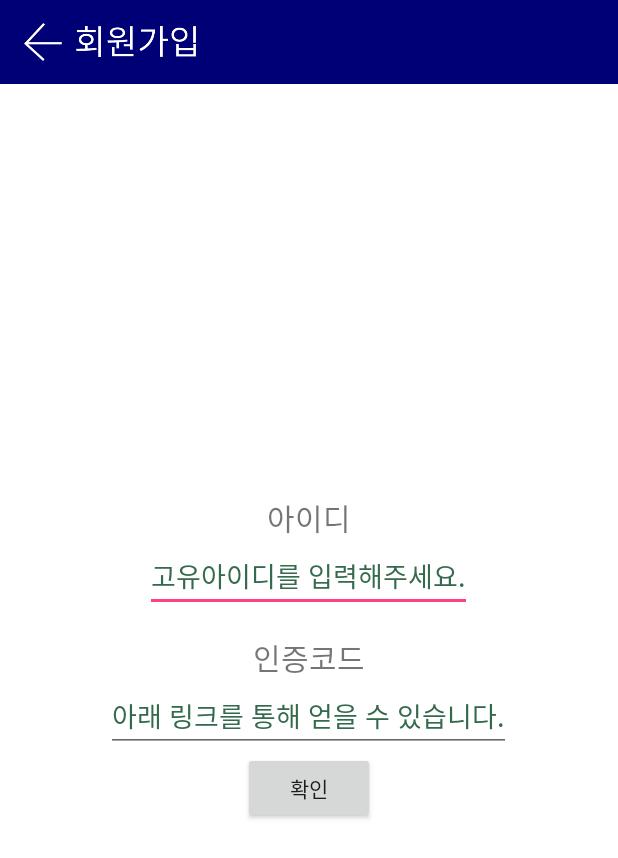
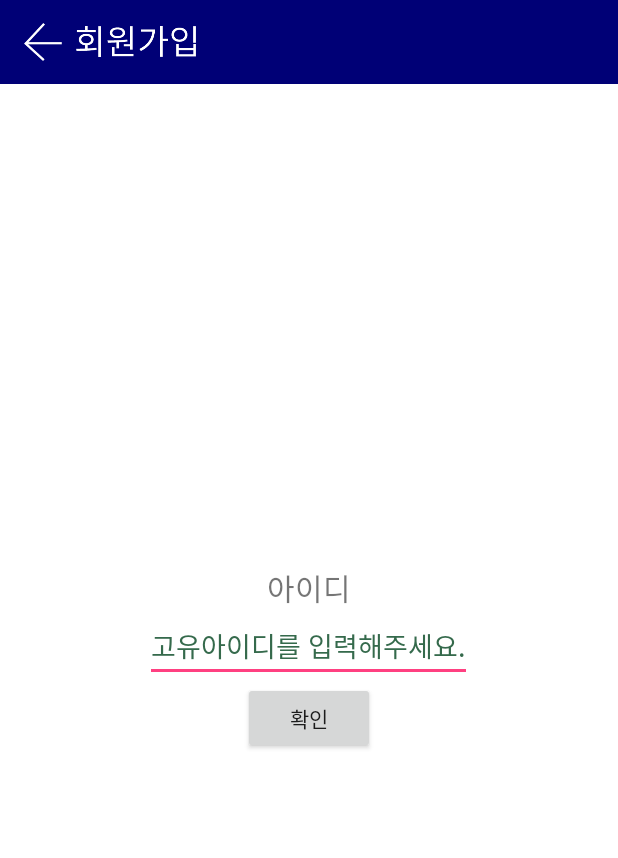
Before and after one commit to parksodam0328/HealingMessage, an Android app: the RegisterActivity screen opened directly, with no data from a screen before it, on a phone screen of 412 x 824 dp. Shown: the top 858 px of the screen. Run offline under Robolectric (Android 15) with nearby library versions, the light colour scheme and no system bars; our stand-ins replace Firebase (no records; nobody signed in at launch, a user with empty details on screens opened directly).

Commit message:
로그인 후 화면 변환

```diff
--- a/app/src/main/java/kr/hs/emirim/parksodam/healingmessage/LoginActivity.java
+++ b/app/src/main/java/kr/hs/emirim/parksodam/healingmessage/LoginActivity.java
@@ -57,6 +57,7 @@ public class LoginActivity extends AppCompatActivity {
                             if (child.next().getKey().equals(checkId.getText().toString())) {
                                 Toast.makeText(getApplicationContext(), "로그인되었습니다.", Toast.LENGTH_LONG).show();
                                 Intent intent = new Intent(getApplicationContext(),BarActivity.class);
+                                startActivity(intent);
                                 return;
                             }
                         }
--- a/app/src/main/java/kr/hs/emirim/parksodam/healingmessage/RegisterActivity.java
+++ b/app/src/main/java/kr/hs/emirim/parksodam/healingmessage/RegisterActivity.java
@@ -64,7 +64,6 @@ import java.util.Iterator;
 
 
             databaseReference = FirebaseDatabase.getInstance().getReference("users");
-            editEmail = (EditText) findViewById(R.id.email);
             Button check = (Button) findViewById(R.id.submit);
             check.setOnClickListener(new View.OnClickListener() {
                 @Override
--- a/app/src/main/res/layout/activity_register.xml
+++ b/app/src/main/res/layout/activity_register.xml
@@ -68,26 +68,7 @@
                     android:textColorHint="#356a4c"
                     android:textColor="#356a4c"/>
             </LinearLayout>
-            <LinearLayout
-                android:layout_width="match_parent"
-                android:layout_height="wrap_content"
-                android:layout_marginTop="15dp"
-                android:gravity="center"
-                android:orientation="vertical">
-                <TextView
-                    android:layout_width="wrap_content"
-                    android:layout_height="wrap_content"
-                    android:text="인증코드"
-                    android:textSize="20sp"/>
-                <EditText
-                    android:layout_width="wrap_content"
-                    android:layout_height="wrap_content"
-                    android:id="@+id/code"
-                    android:gravity="center"
-                    android:hint="아래 링크를 통해 얻을 수 있습니다."
-                    android:textColorHint="#346a4c"
-                    android:textColor="#356a4c" />
-            </LinearLayout>
+
             <Button
                 android:layout_width="wrap_content"
                 android:layout_height="wrap_content"
```
